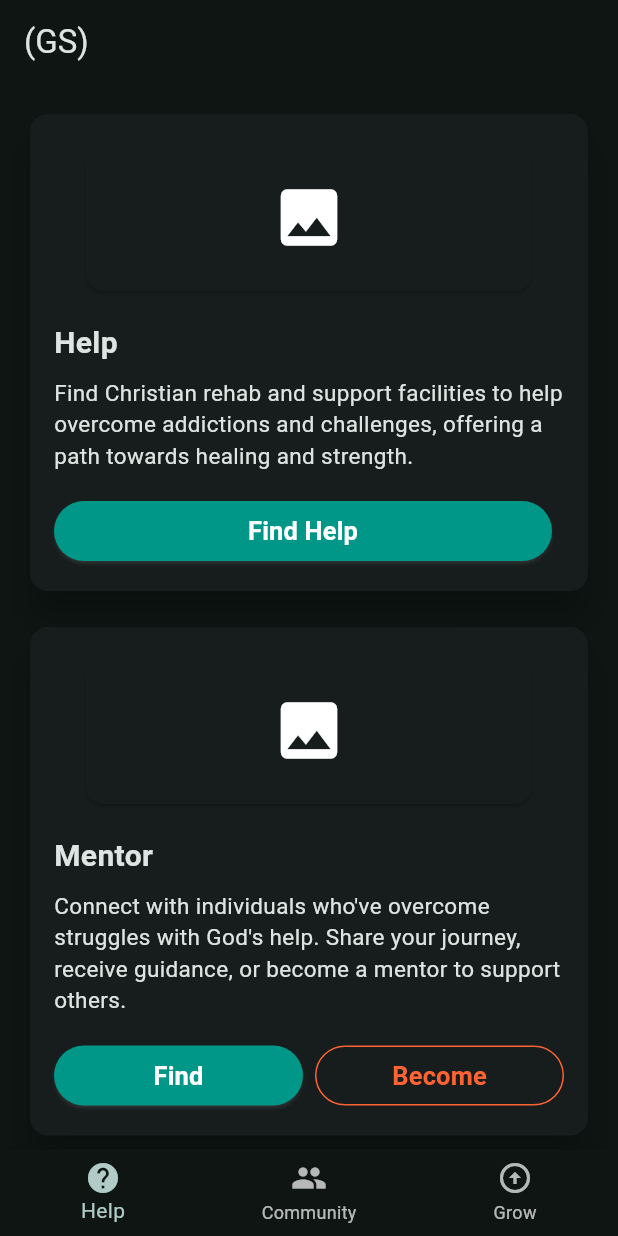
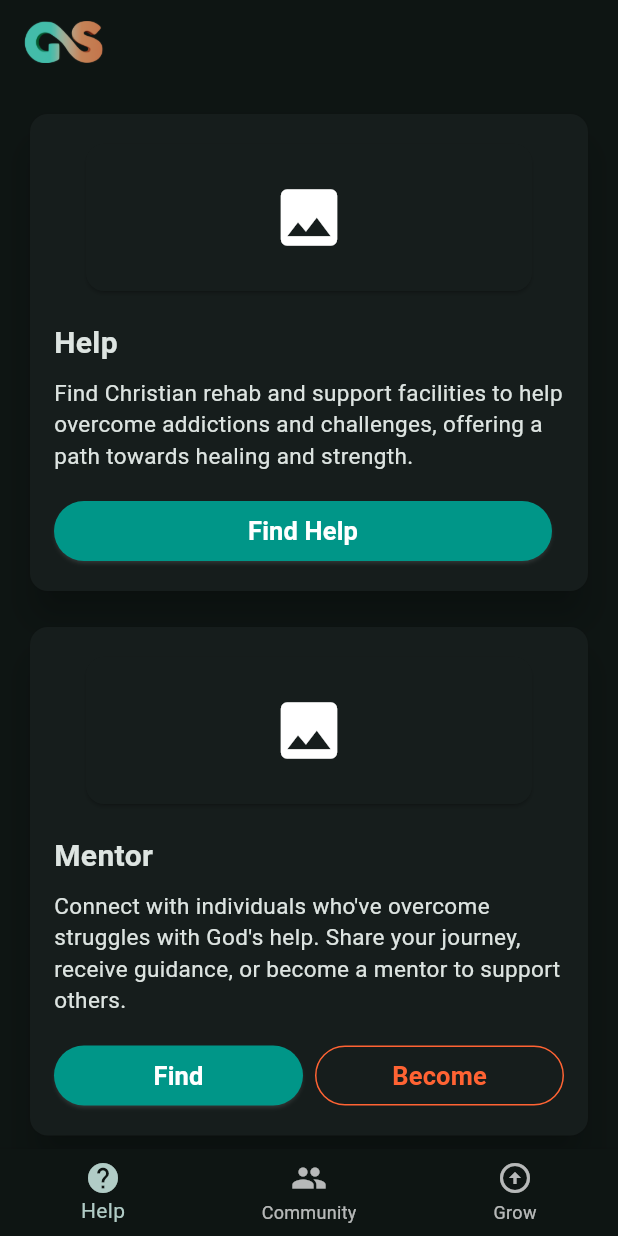
Before and after one commit to JadyMcIntyre/god_sufficient, a Flutter app: the screen it shows after launch, after a tap on "Login", on a phone screen of 412 x 824 dp. Run offline on Flutter 3.47's test engine with Material 3 defaults, Android fonts, the phone set to English and light mode, and no system bars; our stand-ins replace dio, get, google_fonts, kiwi; project files that could hold a hidden picture were left out.

Commit message:
Logo
added logo.
used it in app bar.
used it on login.
added asset to pubspec.yaml

```diff
--- a/gs_flutter/lib/features/home/presentation/views/home_view.dart
+++ b/gs_flutter/lib/features/home/presentation/views/home_view.dart
@@ -9,9 +9,7 @@ class HomeView extends GetView<HomeController> {
   Widget build(BuildContext context) {
     return Scaffold(
       appBar: AppBar(
-        title: const Text(
-          '(GS)',
-        ),
+        title: SizedBox(height: 100, width: 53, child: Image.asset('assets/gs_logo.png')),
         centerTitle: false,
       ),
       body: Obx(
--- a/gs_flutter/lib/features/login/presentation/views/login_view.dart
+++ b/gs_flutter/lib/features/login/presentation/views/login_view.dart
@@ -12,12 +12,14 @@ class LoginView extends GetView<LoginController> {
   @override
   Widget build(BuildContext context) {
     return Scaffold(
-      appBar: AppBar(
-        title: const Text('God Sufficient'),
-        centerTitle: true,
-      ),
+      appBar: AppBar(),
       body: GenericBody(
         children: [
+          Image.asset(
+            'assets/gs_logo.png',
+            height: 100,
+          ),
+          const SizedBox(height: 32,),
           const Form(
               child: Column(
             children: [
--- a/gs_flutter/pubspec.yaml
+++ b/gs_flutter/pubspec.yaml
@@ -68,7 +68,8 @@ flutter:
   uses-material-design: true
 
   # To add assets to your application, add an assets section, like this:
-  # assets:
+  assets:
+    - assets/gs_logo.png
   #   - images/a_dot_burr.jpeg
   #   - images/a_dot_ham.jpeg
 
```
Also changed, not shown: gs_flutter/assets/gs_logo.png (added).
